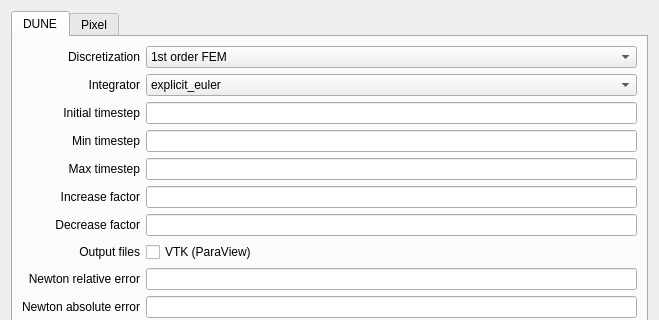
First picture: the form in gui/dialogs/dialogsimulationoptions.ui, repository spatial-model-editor/spatial-model-editor, before the edit; both pictures show x 0 to 659 and y 0 to 320 of the 659 by 619 pixel window.
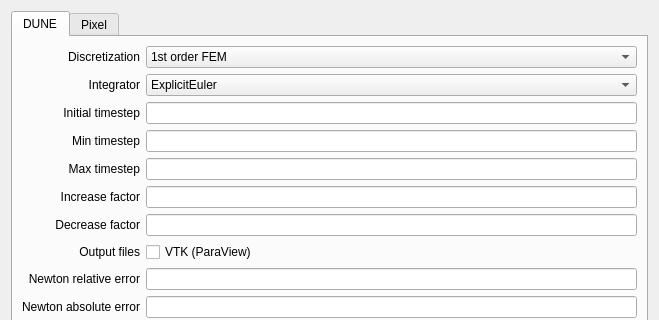
Second picture: the form after the edit.

```diff
--- a/gui/dialogs/dialogsimulationoptions.ui
+++ b/gui/dialogs/dialogsimulationoptions.ui
@@ -111,7 +111,7 @@
            </property>
            <item>
             <property name="text">
-             <string>explicit_euler</string>
+             <string>ExplicitEuler</string>
             </property>
            </item>
            <item>
```
Left out of the diff: 14 changed lines with no effect on the pictures.
